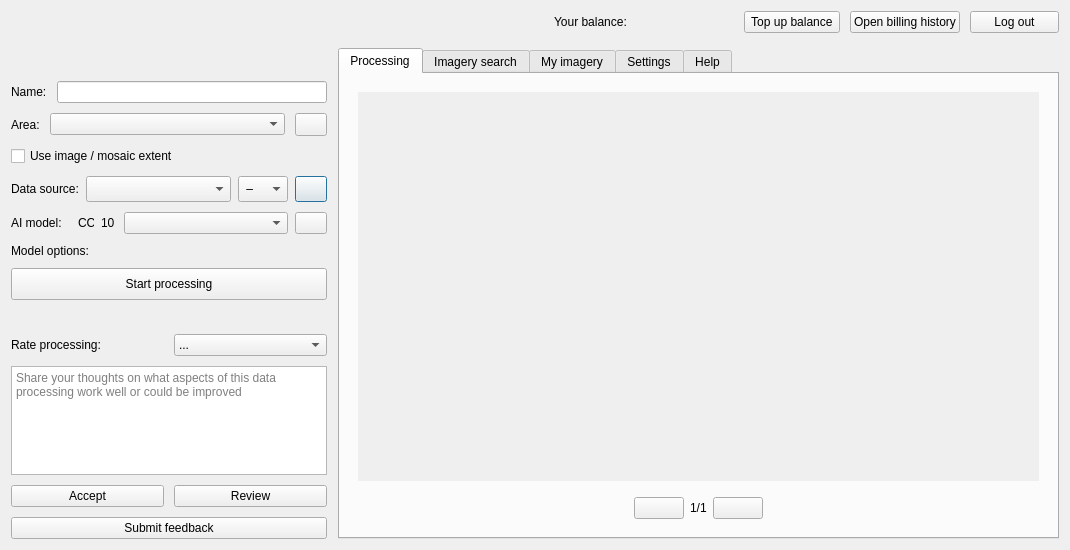
This is mapflow/dialogs/static/ui/main_dialog.ui in Geoalert/mapflow-qgis as Qt 5 draws it before an edit. The edited form follows.
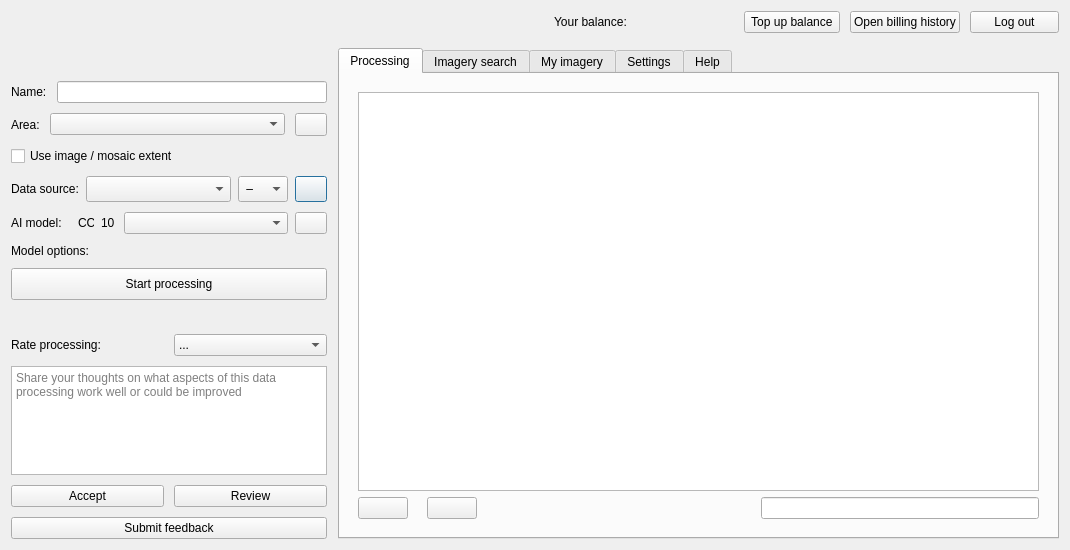
This is the edited form. The open tabs and pages were chosen to show the change. Icons and pictures are not drawn. Custom widgets are drawn as their Qt base class.

Commit message: Projects: Stacked widget on the first tab

The edit to the form file:
```diff
--- a/mapflow/dialogs/static/ui/main_dialog.ui
+++ b/mapflow/dialogs/static/ui/main_dialog.ui
@@ -902,62 +902,11 @@
               <layout class="QGridLayout" name="gridLayout_7">
                <item row="0" column="0">
                 <layout class="QGridLayout" name="projectsPageLayout">
+                 <item row="0" column="0">
+                  <widget class="QTableWidget" name="projectsTable"/>
+                 </item>
                  <item row="3" column="0">
-                  <widget class="QScrollArea" name="projectsScrollArea">
-                   <property name="frameShape">
-                    <enum>QFrame::NoFrame</enum>
-                   </property>
-                   <property name="widgetResizable">
-                    <bool>true</bool>
-                   </property>
-                   <widget class="QWidget" name="projectsScrollAreaContents">
-                    <property name="geometry">
-                     <rect>
-                      <x>0</x>
-                      <y>0</y>
-                      <width>662</width>
-                      <height>350</height>
-                     </rect>
-                    </property>
-                    <property name="sizePolicy">
-                     <sizepolicy hsizetype="Preferred" vsizetype="Preferred">
-                      <horstretch>0</horstretch>
-                      <verstretch>0</verstretch>
-                     </sizepolicy>
-                    </property>
-                    <property name="minimumSize">
-                     <size>
-                      <width>0</width>
-                      <height>0</height>
-                     </size>
-                    </property>
-                    <layout class="QGridLayout" name="gridLayout_12">
-                     <item row="0" column="0">
-                      <layout class="QGridLayout" name="projectsLayout">
-                       <property name="topMargin">
-                        <number>0</number>
-                       </property>
-                      </layout>
-                     </item>
-                    </layout>
-                   </widget>
-                  </widget>
-                 </item>
-                 <item row="5" column="0">
                   <layout class="QHBoxLayout" name="horizontalLayout_19">
-                   <item>
-                    <spacer name="horizontalSpacer_15">
-                     <property name="orientation">
-                      <enum>Qt::Horizontal</enum>
-                     </property>
-                     <property name="sizeHint" stdset="0">
-                      <size>
-                       <width>40</width>
-                       <height>20</height>
-                      </size>
-                     </property>
-                    </spacer>
-                   </item>
                    <item>
                     <widget class="QPushButton" name="projectsPreviousPageButton">
                      <property name="minimumSize">
@@ -980,7 +929,7 @@
                       </font>
                      </property>
                      <property name="text">
-                      <string>1/1</string>
+                      <string/>
                      </property>
                     </widget>
                    </item>
@@ -1010,24 +959,11 @@
                      </property>
                     </spacer>
                    </item>
+                   <item>
+                    <widget class="QLineEdit" name="filterProjects"/>
+                   </item>
                   </layout>
                  </item>
-                 <item row="4" column="0">
-                  <spacer name="verticalSpacer_6">
-                   <property name="orientation">
-                    <enum>Qt::Vertical</enum>
-                   </property>
-                   <property name="sizeType">
-                    <enum>QSizePolicy::Minimum</enum>
-                   </property>
-                   <property name="sizeHint" stdset="0">
-                    <size>
-                     <width>20</width>
-                     <height>10</height>
-                    </size>
-                   </property>
-                  </spacer>
-                 </item>
                 </layout>
                </item>
               </layout>
```
Left out of the diff: 92 changed lines with no effect on the pictures. The commit also changes 7 other files.
